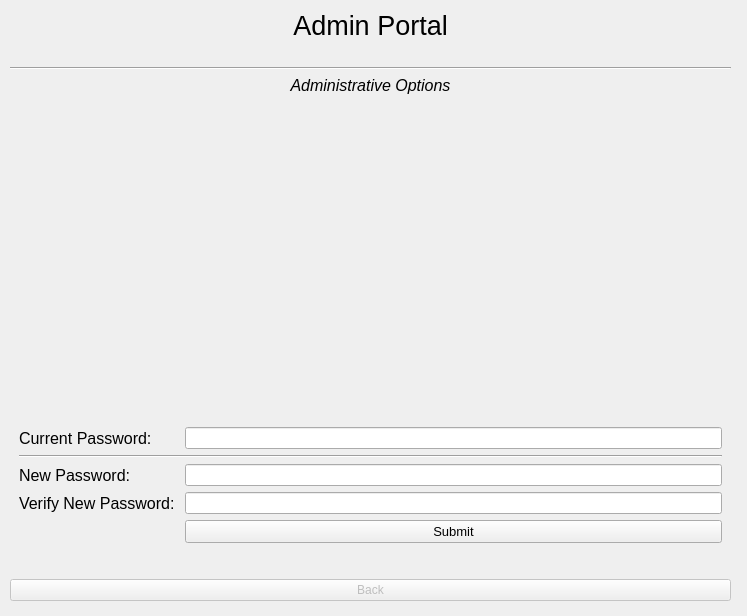
First picture: the form in Form Files/adminView.ui, repository alixabahena/SIMS, before the edit.
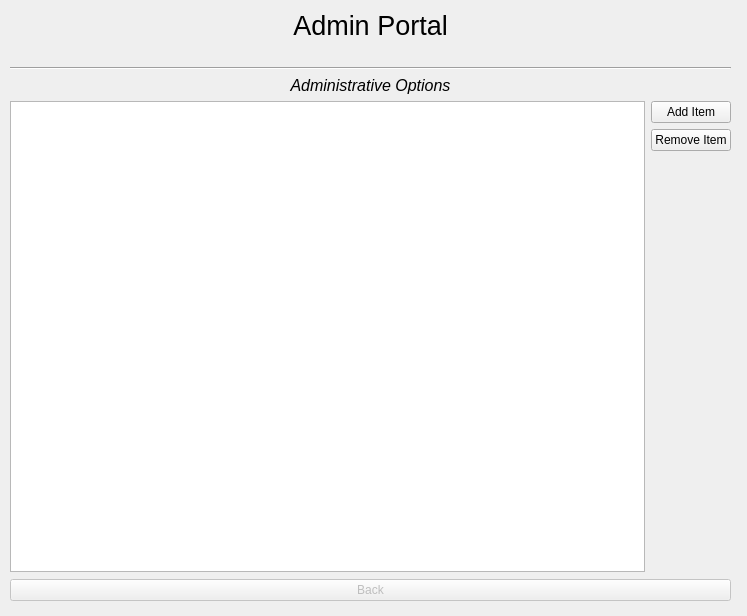
Second picture: the form after the edit.

Commit message: Add admin viewing function

Patch:
```diff
--- a/Form Files/adminView.ui
+++ b/Form Files/adminView.ui
@@ -78,7 +78,7 @@
      <item>
       <widget class="QStackedWidget" name="stackedWidget">
        <property name="currentIndex">
-        <number>4</number>
+        <number>5</number>
        </property>
        <widget class="QWidget" name="mainPage">
         <property name="sizePolicy">
@@ -515,6 +515,37 @@
          </item>
         </layout>
        </widget>
+       <widget class="QWidget" name="DBViewer">
+        <widget class="QWidget" name="layoutWidget_2">
+         <property name="geometry">
+          <rect>
+           <x>0</x>
+           <y>0</y>
+           <width>721</width>
+           <height>471</height>
+          </rect>
+         </property>
+         <layout class="QGridLayout" name="gridLayout_5">
+          <item row="0" column="1">
+           <widget class="QPushButton" name="addItemButton">
+            <property name="text">
+             <string>Add Item</string>
+            </property>
+           </widget>
+          </item>
+          <item row="1" column="1">
+           <widget class="QPushButton" name="removeItemButton">
+            <property name="text">
+             <string>Remove Item</string>
+            </property>
+           </widget>
+          </item>
+          <item row="0" column="0" rowspan="3">
+           <widget class="QTableView" name="DBView"/>
+          </item>
+         </layout>
+        </widget>
+       </widget>
       </widget>
      </item>
      <item>
```
The commit also changes 4 other files.
